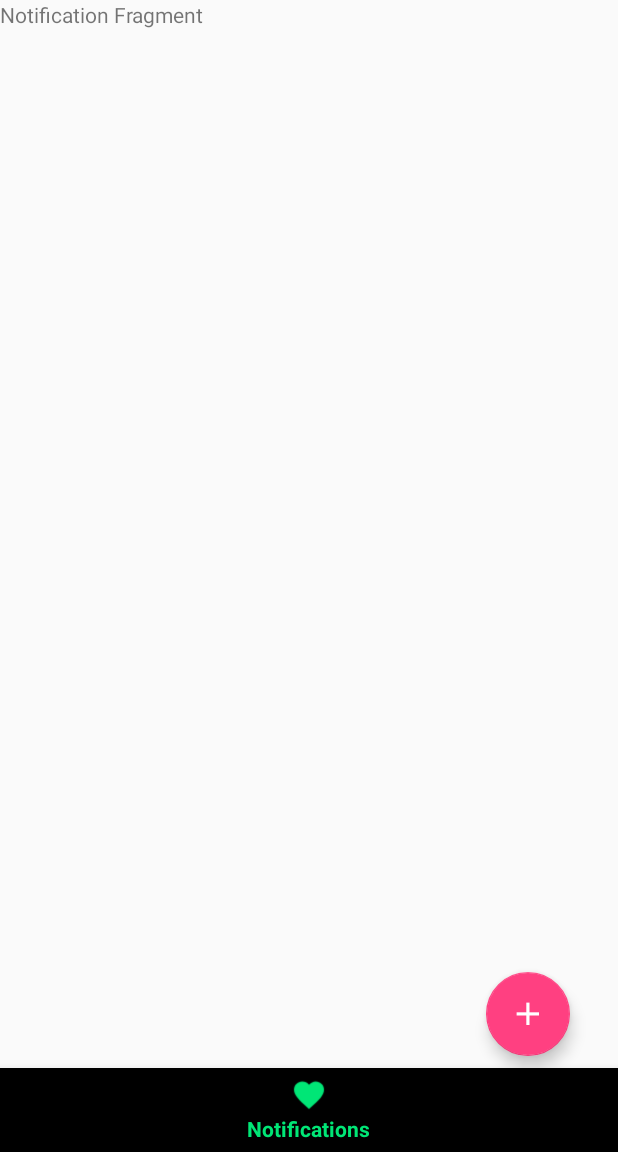
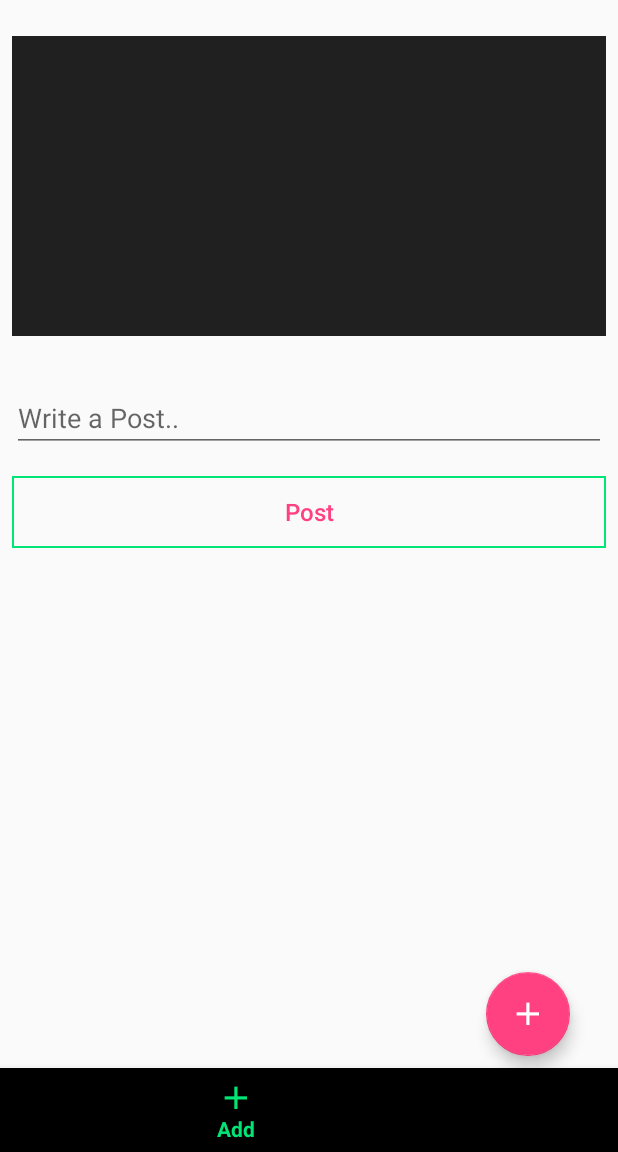
Before and after one commit to vikrammore246/InstaJr, an Android app: the MainActivity screen opened directly, with no data from a screen before it, item 2 of the bottom bar chosen, on a phone screen of 412 x 824 dp, the part 84-1236 px from its top. Run offline under Robolectric (Android 15) with nearby library versions, the phone set to English and light mode, and no system bars; our stand-ins replace CircleImageView, Firebase (no records; nobody signed in at launch, a user with empty details on screens opened directly); 1 statement that could not run was skipped.

Commit message:
Added fragment for adding new post in Bottom Navigation View.

```diff
--- /dev/null
+++ b/app/src/main/java/com/example/vikram/instajr/AddPostFragment.java
@@ -0,0 +1,54 @@
+package com.example.vikram.instajr;
+
+
+import android.graphics.Bitmap;
+import android.net.Uri;
+import android.os.Bundle;
+import android.support.v4.app.Fragment;
+import android.view.LayoutInflater;
+import android.view.View;
+import android.view.ViewGroup;
+import android.widget.Button;
+import android.widget.EditText;
+import android.widget.ImageView;
+import android.widget.ProgressBar;
+
+import com.google.firebase.auth.FirebaseAuth;
+import com.google.firebase.firestore.FirebaseFirestore;
+import com.google.firebase.storage.StorageReference;
+
+
+/**
+ * A simple {@link Fragment} subclass.
+ */
+public class AddPostFragment extends Fragment {
+
+    private ImageView newPostImage;
+    private EditText newPosteDesc;
+    private Button newPostBtn;
+    private ProgressBar newPostProgress;
+
+    private StorageReference storageReference;
+    private FirebaseFirestore firebaseFirestore;
+    private FirebaseAuth firebaseAuth;
+
+    private String currentUserId;
+
+    private Bitmap compressedImageFile;
+
+    private Uri postImageUri = null;
+
+
+    public AddPostFragment() {
+        // Required empty public constructor
+    }
+
+
+    @Override
+    public View onCreateView(LayoutInflater inflater, ViewGroup container,
+                             Bundle savedInstanceState) {
+        // Inflate the layout for this fragment
+        return inflater.inflate(R.layout.fragment_add_post, container, false);
+    }
+
+}
--- a/app/src/main/java/com/example/vikram/instajr/MainActivity.java
+++ b/app/src/main/java/com/example/vikram/instajr/MainActivity.java
@@ -32,6 +32,7 @@ public class MainActivity extends AppCompatActivity {
     private HomeFragment homeFragment;
     private NotificationFragment notificationFragment;
     private AccountFragment accountFragment;
+    private AddPostFragment addPostFragment;
 
     private BottomNavigationView mainBottomNav;
 
@@ -56,6 +57,7 @@ public class MainActivity extends AppCompatActivity {
             homeFragment = new HomeFragment();
             notificationFragment = new NotificationFragment();
             accountFragment = new AccountFragment();
+            addPostFragment = new AddPostFragment();
 
             //replaceFragment(homeFragment);
             initializeFragment();
@@ -80,6 +82,10 @@ public class MainActivity extends AppCompatActivity {
 
                         case R.id.bottom_action_account:
                             replaceFragment(accountFragment, currentFragment);
+                            return true;
+
+                        case R.id.bottom_action_add_post:
+                            replaceFragment(addPostFragment, currentFragment);
                             return true;
 
                         default:
@@ -191,9 +197,11 @@ public class MainActivity extends AppCompatActivity {
         fragmentTransaction.add(R.id.main_container, homeFragment);
         fragmentTransaction.add(R.id.main_container, notificationFragment);
         fragmentTransaction.add(R.id.main_container, accountFragment);
+        fragmentTransaction.add(R.id.main_container, addPostFragment);
 
         fragmentTransaction.hide(notificationFragment);
         fragmentTransaction.hide(accountFragment);
+        fragmentTransaction.hide(addPostFragment);
 
         fragmentTransaction.commit();
 
@@ -206,6 +214,15 @@ public class MainActivity extends AppCompatActivity {
 
             fragmentTransaction.hide(accountFragment);
             fragmentTransaction.hide(notificationFragment);
+            fragmentTransaction.hide(addPostFragment);
+
+        }
+
+        if(fragment == addPostFragment){
+
+            fragmentTransaction.hide(homeFragment);
+            fragmentTransaction.hide(accountFragment);
+            fragmentTransaction.hide(notificationFragment);
 
         }
 
@@ -213,6 +230,7 @@ public class MainActivity extends AppCompatActivity {
 
             fragmentTransaction.hide(homeFragment);
             fragmentTransaction.hide(notificationFragment);
+            fragmentTransaction.hide(addPostFragment);
 
         }
 
@@ -220,8 +238,10 @@ public class MainActivity extends AppCompatActivity {
 
             fragmentTransaction.hide(homeFragment);
             fragmentTransaction.hide(accountFragment);
+            fragmentTransaction.hide(addPostFragment);
 
         }
+
         fragmentTransaction.show(fragment);
 
         //fragmentTransaction.replace(R.id.main_container, fragment);
--- /dev/null
+++ b/app/src/main/res/layout/fragment_add_post.xml
@@ -0,0 +1,68 @@
+<?xml version="1.0" encoding="utf-8"?>
+<FrameLayout xmlns:android="http://schemas.android.com/apk/res/android"
+    xmlns:tools="http://schemas.android.com/tools"
+    android:layout_width="match_parent"
+    android:layout_height="match_parent"
+    tools:context=".AddPostFragment">
+
+    <!-- TODO: Update blank fragment layout -->
+
+
+    <LinearLayout
+        android:layout_width="match_parent"
+        android:layout_height="match_parent"
+        android:orientation="vertical">
+
+        <ProgressBar
+            android:id="@+id/newPostProgressFr"
+            style="?android:attr/progressBarStyleHorizontal"
+            android:layout_width="match_parent"
+            android:layout_height="wrap_content"
+            android:visibility="invisible"
+            android:indeterminate="true"/>
+
+        <ImageView
+            android:id="@+id/newPostImageViewFr"
+            android:layout_width="match_parent"
+            android:layout_height="200dp"
+            android:layout_marginEnd="8dp"
+            android:layout_marginLeft="8dp"
+            android:layout_marginRight="8dp"
+            android:layout_marginStart="8dp"
+            android:layout_marginTop="8dp"
+            android:background="@color/common_google_signin_btn_text_light_pressed"/>
+
+        <EditText
+            android:id="@+id/newPostEditTextFr"
+            android:layout_width="match_parent"
+            android:layout_height="wrap_content"
+            android:layout_marginEnd="8dp"
+            android:layout_marginLeft="8dp"
+            android:layout_marginRight="8dp"
+            android:layout_marginStart="8dp"
+            android:layout_marginTop="32dp"
+            android:ems="10"
+            android:hint="Write a Post.."
+            android:inputType="textMultiLine"/>
+
+        <Button
+            android:id="@+id/newPostBtnFr"
+            android:layout_width="match_parent"
+            android:layout_height="wrap_content"
+            android:layout_marginEnd="8dp"
+            android:layout_marginLeft="8dp"
+            android:layout_marginRight="8dp"
+            android:layout_marginStart="8dp"
+            android:layout_marginTop="16dp"
+            android:text="Post"
+            android:textColor="@color/colorAccent"
+            android:textAllCaps="false"
+            android:textSize="16sp"
+            android:background="@drawable/backgro"/>
+
+
+
+    </LinearLayout>
+
+
+</FrameLayout>
--- a/app/src/main/res/menu/bottom_menu.xml
+++ b/app/src/main/res/menu/bottom_menu.xml
@@ -7,6 +7,10 @@
         android:icon="@drawable/baseline_home_black_18dp"
         android:title="Home" />
     <item
+        android:id="@+id/bottom_action_add_post"
+        android:icon="@mipmap/action_add"
+        android:title="Add" />
+    <item
         android:id="@+id/bottom_action_notification"
         android:icon="@drawable/baseline_favorite_black_18dp"
         android:title="Notifications" />
```
Also changed, not shown: app/src/main/add_icon-web.png (added), app/src/main/res/mipmap-hdpi/add_icon.png (added), app/src/main/res/mipmap-mdpi/add_icon.png (added), app/src/main/res/mipmap-xhdpi/add_icon.png (added), app/src/main/res/mipmap-xxhdpi/add_icon.png (added), app/src/main/res/mipmap-xxxhdpi/add_icon.png (added).
